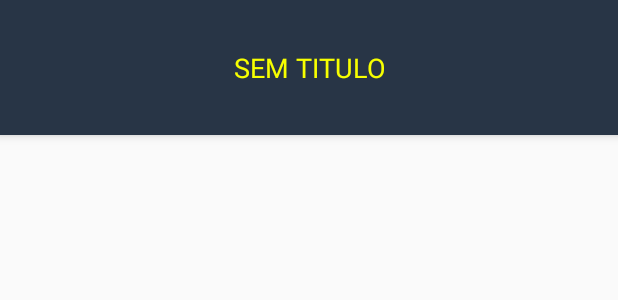
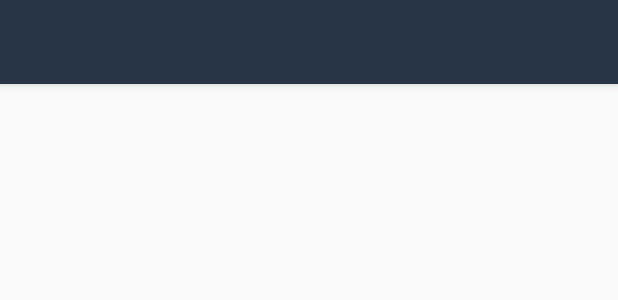
Before and after one commit to percivalli/MovieMatch, an Android app: the layout toolbar_simples_sem_imagem.xml on its own in the app's theme, with its tools: preview values and no code run, on a phone screen of 412 x 824 dp. Shown: the top 300 px of the screen. Run offline under Robolectric (Android 15) with nearby library versions, the light colour scheme and no system bars.

Commit message:
Atualizado a toolbar

```diff
--- a/app/src/main/java/br/com/digitalhouse/moviematch/deu_match/DeuMatchActivity.java
+++ b/app/src/main/java/br/com/digitalhouse/moviematch/deu_match/DeuMatchActivity.java
@@ -27,8 +27,10 @@ public class DeuMatchActivity extends AppCompatActivity {
         //toolbar = findViewById(R.id.toolbar);
         //setSupportActionBar(toolbar);
 
-        toobarTitle = findViewById(R.id.toolbarTitleSimplesSemImagem);
-        toobarTitle.setText("DEU MATCH!");
+        Toolbar toolbar = findViewById(R.id.toolbarTitleSimplesSemImagem);
+        setSupportActionBar(toolbar);
+        getSupportActionBar().setDisplayHomeAsUpEnabled(true);
+
 
         //Inicialização das Views
         imageViewEmail = findViewById(R.id.imageViewEmail);
--- a/app/src/main/java/br/com/digitalhouse/moviematch/perfil/PerfilActivity.java
+++ b/app/src/main/java/br/com/digitalhouse/moviematch/perfil/PerfilActivity.java
@@ -46,6 +46,7 @@ public class PerfilActivity extends AppCompatActivity implements AdapterView.OnI
 
         toobarTitle = findViewById(R.id.toolbarTitleSimples);
         toobarTitle.setText("PERFIL");
+
 
         //Inicialização das Views
         inicializaViews();
--- a/app/src/main/res/layout/toolbar_simples_sem_imagem.xml
+++ b/app/src/main/res/layout/toolbar_simples_sem_imagem.xml
@@ -1,19 +1,36 @@
 <?xml version="1.0" encoding="utf-8"?>
-<LinearLayout xmlns:android="http://schemas.android.com/apk/res/android"
+<LinearLayout
+    xmlns:android="http://schemas.android.com/apk/res/android"
     xmlns:app="http://schemas.android.com/apk/res-auto"
     android:layout_width="match_parent"
     android:layout_height="90dp"
-    android:background="#283546"
     android:elevation="4dp">
 
-    <TextView
-        android:id="@+id/toolbarTitleSimplesSemImagem"
+    <com.google.android.material.appbar.AppBarLayout
+        android:id="@+id/appBarLayout"
         android:layout_width="match_parent"
         android:layout_height="wrap_content"
-        android:layout_gravity="center"
-        android:gravity="center"
-        android:text="SEM TITULO"
-        android:textColor="@color/corfonteMovie"
-        android:textSize="@dimen/text_toolbar" />
+        android:theme="@style/AppTheme.AppBarOverlay"
+        android:background="#283546"
+        app:layout_constraintEnd_toEndOf="parent"
+        app:layout_constraintStart_toStartOf="parent"
+        app:layout_constraintTop_toTopOf="parent">
+
+        <androidx.appcompat.widget.Toolbar
+            android:id="@+id/toolbarTitleSimplesSemImagem"
+            android:layout_width="match_parent"
+            android:layout_height="?attr/actionBarSize"
+            android:layout_gravity="center"
+            android:gravity="center_horizontal"
+            android:lines="1"
+            android:paddingStart="32dp"
+            android:paddingEnd="32dp"
+            android:text="@string/sem_titulo"
+            android:textColor="@color/corfonteMovie"
+            android:textSize="@dimen/text_toolbar"
+            app:popupTheme="@style/AppTheme.PopupOverlay" />
+
+    </com.google.android.material.appbar.AppBarLayout>
+
 
 </LinearLayout>
--- a/app/src/main/res/values/styles.xml
+++ b/app/src/main/res/values/styles.xml
@@ -14,7 +14,9 @@
     </style>
 
     <style name="AppTheme.AppBarOverlay" parent="ThemeOverlay.AppCompat.Dark.ActionBar">
-        <item name="android:textColorPrimary">#212121</item>
+        <item name="android:textColorPrimary">#F7FF00</item>
+        <item name="android:textStyle">bold</item>
+        <item name="android:textSize">16sp</item>
     </style>
 
     <style name="AppTheme.PopupOverlay" parent="ThemeOverlay.AppCompat.Light" />
```
Also changed, not shown: app/src/main/AndroidManifest.xml (+10 -2 lines).
